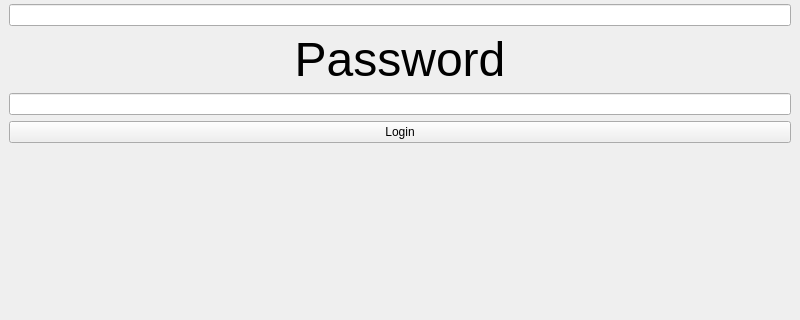
kuchyx/WUT_Computer_Science, file EGUI/lab1/login.ui: the form before one commit; both pictures show x 0 to 800 and y 182 to 502 of the 800 by 600 pixel window.
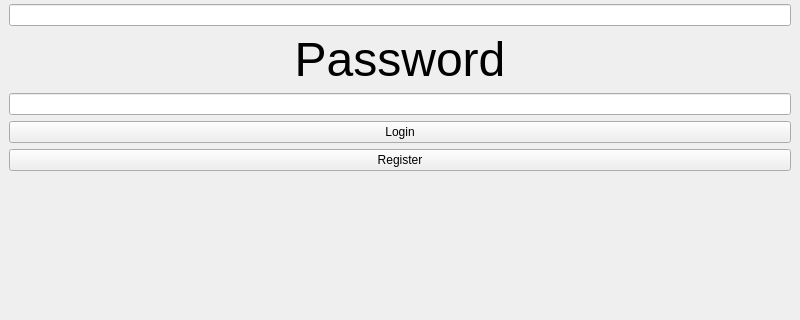
The form after the commit.

Commit message: feat: define connections login.cpp

What changed in the file:
```diff
--- a/EGUI/lab1/login.ui
+++ b/EGUI/lab1/login.ui
@@ -53,6 +53,13 @@
       </property>
      </widget>
     </item>
+    <item row="6" column="0" colspan="2">
+     <widget class="QPushButton" name="registerButton">
+      <property name="text">
+       <string>Register</string>
+      </property>
+     </widget>
+    </item>
    </layout>
   </widget>
   <widget class="QMenuBar" name="menubar">
```
The commit also changes 13 other files.
